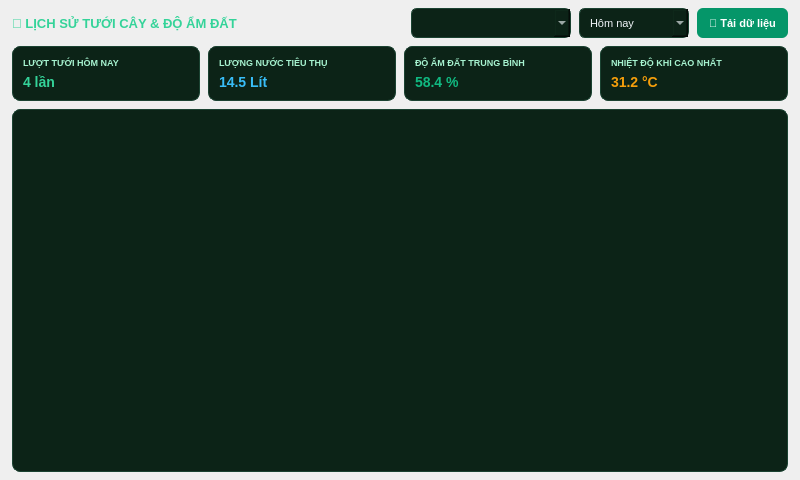
Above: OUT_SRC_VANPHONG/OUT_SRC_VANPHONG/ui/pages/HistoryPage.ui from dinhquanghaICTU/OUT_SRC before the change. Below: the same form after it.
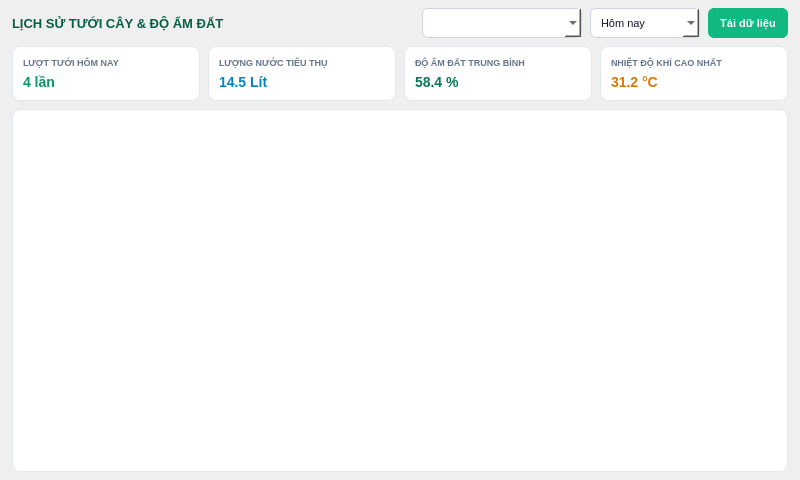
That is the form after the change.

Patch:
```diff
--- a/OUT_SRC_VANPHONG/OUT_SRC_VANPHONG/ui/pages/HistoryPage.ui
+++ b/OUT_SRC_VANPHONG/OUT_SRC_VANPHONG/ui/pages/HistoryPage.ui
@@ -37,10 +37,10 @@
      <item>
       <widget class="QLabel" name="pageTitle">
        <property name="text">
-        <string>📜 LỊCH SỬ TƯỚI CÂY &amp; ĐỘ ẨM ĐẤT</string>
+        <string>LỊCH SỬ TƯỚI CÂY &amp; ĐỘ ẨM ĐẤT</string>
        </property>
        <property name="styleSheet">
-        <string notr="true">color: #34d399; font-size: 13px; font-weight: 800;</string>
+        <string notr="true">color: #065f46; font-size: 13px; font-weight: 800;</string>
        </property>
       </widget>
      </item>
@@ -68,7 +68,7 @@
         </size>
        </property>
        <property name="styleSheet">
-        <string notr="true">QComboBox { background-color: #0c2317; border: 1px solid #1b4332; border-radius: 6px; color: #f1f5f9; padding: 4px 10px; font-size: 11px; }</string>
+        <string notr="true">QComboBox { background-color: #ffffff; border: 1px solid #cbd5e1; border-radius: 6px; color: #0f172a; padding: 4px 10px; font-size: 11px; }</string>
        </property>
       </widget>
      </item>
@@ -82,7 +82,7 @@
         </size>
        </property>
        <property name="styleSheet">
-        <string notr="true">QComboBox { background-color: #0c2317; border: 1px solid #1b4332; border-radius: 6px; color: #f1f5f9; padding: 4px 10px; font-size: 11px; }</string>
+        <string notr="true">QComboBox { background-color: #ffffff; border: 1px solid #cbd5e1; border-radius: 6px; color: #0f172a; padding: 4px 10px; font-size: 11px; }</string>
        </property>
        <item>
         <property name="text">
@@ -114,10 +114,10 @@
         <cursorShape>PointingHandCursor</cursorShape>
        </property>
        <property name="text">
-        <string>🔄 Tải dữ liệu</string>
+        <string>Tải dữ liệu</string>
        </property>
        <property name="styleSheet">
-        <string notr="true">QPushButton { background: #059669; color: white; border: none; border-radius: 6px; padding: 4px 12px; font-weight: 700; font-size: 11px; } QPushButton:hover { background: #10b981; }</string>
+        <string notr="true">QPushButton { background: #10b981; color: white; border: none; border-radius: 6px; padding: 4px 12px; font-weight: 700; font-size: 11px; } QPushButton:hover { background: #059669; }</string>
        </property>
       </widget>
      </item>
@@ -135,7 +135,7 @@
      <item>
       <widget class="QFrame" name="statCard1">
        <property name="styleSheet">
-        <string notr="true">QFrame#statCard1 { background: #0c2317; border: 1px solid #1b4332; border-radius: 8px; padding: 6px; }</string>
+        <string notr="true">QFrame#statCard1 { background: #ffffff; border: 1px solid #e2e8f0; border-radius: 8px; padding: 6px; }</string>
        </property>
        <layout class="QVBoxLayout" name="sc1">
         <property name="margin">
@@ -147,7 +147,7 @@
            <string>LƯỢT TƯỚI HÔM NAY</string>
           </property>
           <property name="styleSheet">
-           <string notr="true">color: #a7f3d0; font-size: 9px; font-weight: 700;</string>
+           <string notr="true">color: #64748b; font-size: 9px; font-weight: 700;</string>
           </property>
          </widget>
         </item>
@@ -157,7 +157,7 @@
            <string>4 lần</string>
           </property>
           <property name="styleSheet">
-           <string notr="true">color: #34d399; font-size: 14px; font-weight: 900;</string>
+           <string notr="true">color: #059669; font-size: 14px; font-weight: 900;</string>
           </property>
          </widget>
         </item>
@@ -168,7 +168,7 @@
      <item>
       <widget class="QFrame" name="statCard2">
        <property name="styleSheet">
-        <string notr="true">QFrame#statCard2 { background: #0c2317; border: 1px solid #1b4332; border-radius: 8px; padding: 6px; }</string>
+        <string notr="true">QFrame#statCard2 { background: #ffffff; border: 1px solid #e2e8f0; border-radius: 8px; padding: 6px; }</string>
        </property>
        <layout class="QVBoxLayout" name="sc2">
         <property name="margin">
@@ -180,7 +180,7 @@
            <string>LƯỢNG NƯỚC TIÊU THỤ</string>
           </property>
           <property name="styleSheet">
-           <string notr="true">color: #a7f3d0; font-size: 9px; font-weight: 700;</string>
+           <string notr="true">color: #64748b; font-size: 9px; font-weight: 700;</string>
           </property>
          </widget>
         </item>
@@ -190,7 +190,7 @@
            <string>14.5 Lít</string>
           </property>
           <property name="styleSheet">
-           <string notr="true">color: #38bdf8; font-size: 14px; font-weight: 900;</string>
+           <string notr="true">color: #0284c7; font-size: 14px; font-weight: 900;</string>
           </property>
          </widget>
         </item>
@@ -201,7 +201,7 @@
      <item>
       <widget class="QFrame" name="statCard3">
        <property name="styleSheet">
-        <string notr="true">QFrame#statCard3 { background: #0c2317; border: 1px solid #1b4332; border-radius: 8px; padding: 6px; }</string>
+        <string notr="true">QFrame#statCard3 { background: #ffffff; border: 1px solid #e2e8f0; border-radius: 8px; padding: 6px; }</string>
        </property>
        <layout class="QVBoxLayout" name="sc3">
         <property name="margin">
@@ -213,7 +213,7 @@
            <string>ĐỘ ẨM ĐẤT TRUNG BÌNH</string>
           </property>
           <property name="styleSheet">
-           <string notr="true">color: #a7f3d0; font-size: 9px; font-weight: 700;</string>
+           <string notr="true">color: #64748b; font-size: 9px; font-weight: 700;</string>
           </property>
          </widget>
         </item>
@@ -223,7 +223,7 @@
            <string>58.4 %</string>
           </property>
           <property name="styleSheet">
-           <string notr="true">color: #10b981; font-size: 14px; font-weight: 900;</string>
+           <string notr="true">color: #047857; font-size: 14px; font-weight: 900;</string>
           </property>
          </widget>
         </item>
@@ -234,7 +234,7 @@
      <item>
       <widget class="QFrame" name="statCard4">
        <property name="styleSheet">
-        <string notr="true">QFrame#statCard4 { background: #0c2317; border: 1px solid #1b4332; border-radius: 8px; padding: 6px; }</string>
+        <string notr="true">QFrame#statCard4 { background: #ffffff; border: 1px solid #e2e8f0; border-radius: 8px; padding: 6px; }</string>
        </property>
        <layout class="QVBoxLayout" name="sc4">
         <property name="margin">
@@ -246,7 +246,7 @@
            <string>NHIỆT ĐỘ KHÍ CAO NHẤT</string>
           </property>
           <property name="styleSheet">
-           <string notr="true">color: #a7f3d0; font-size: 9px; font-weight: 700;</string>
+           <string notr="true">color: #64748b; font-size: 9px; font-weight: 700;</string>
           </property>
          </widget>
         </item>
@@ -256,7 +256,7 @@
            <string>31.2 °C</string>
           </property>
           <property name="styleSheet">
-           <string notr="true">color: #f59e0b; font-size: 14px; font-weight: 900;</string>
+           <string notr="true">color: #d97706; font-size: 14px; font-weight: 900;</string>
           </property>
          </widget>
         </item>
@@ -271,7 +271,7 @@
    <item>
     <widget class="QTableWidget" name="historyTable">
      <property name="styleSheet">
-      <string notr="true">QTableWidget { background-color: #0c2317; border: 1px solid #1b4332; border-radius: 8px; color: #f1f5f9; gridline-color: #1b4332; } QHeaderView::section { background-color: #133925; color: #34d399; font-weight: 700; padding: 6px; border: none; }</string>
+      <string notr="true">QTableWidget { background-color: #ffffff; border: 1px solid #e2e8f0; border-radius: 8px; color: #0f172a; gridline-color: #f1f5f9; } QHeaderView::section { background-color: #f8fafc; color: #065f46; font-weight: 700; padding: 6px; border: none; }</string>
      </property>
     </widget>
    </item>
```
